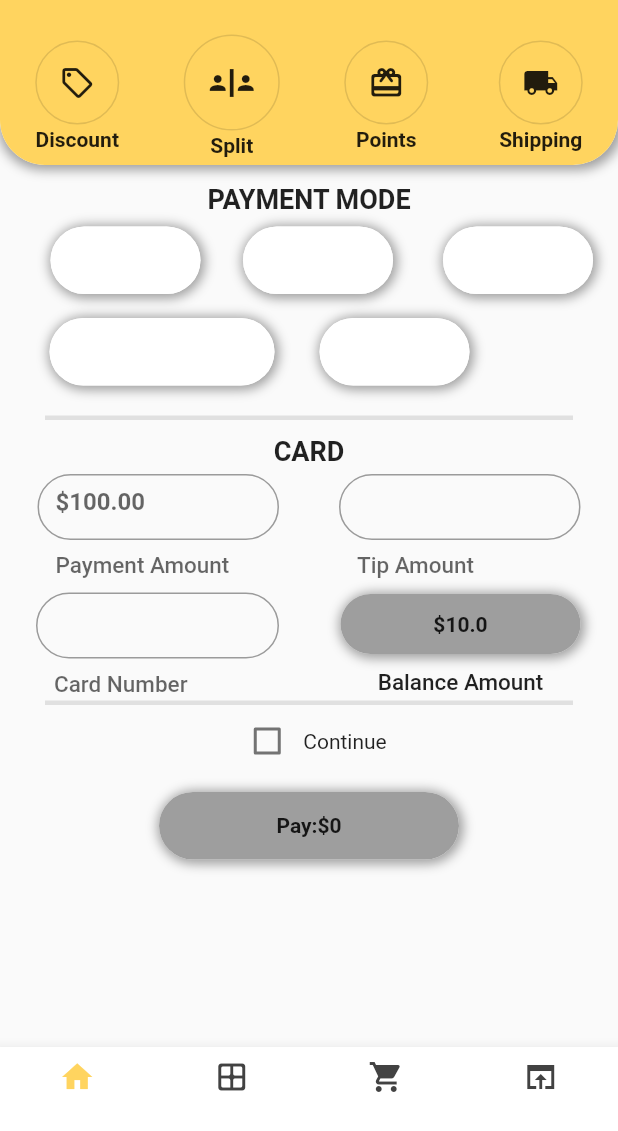
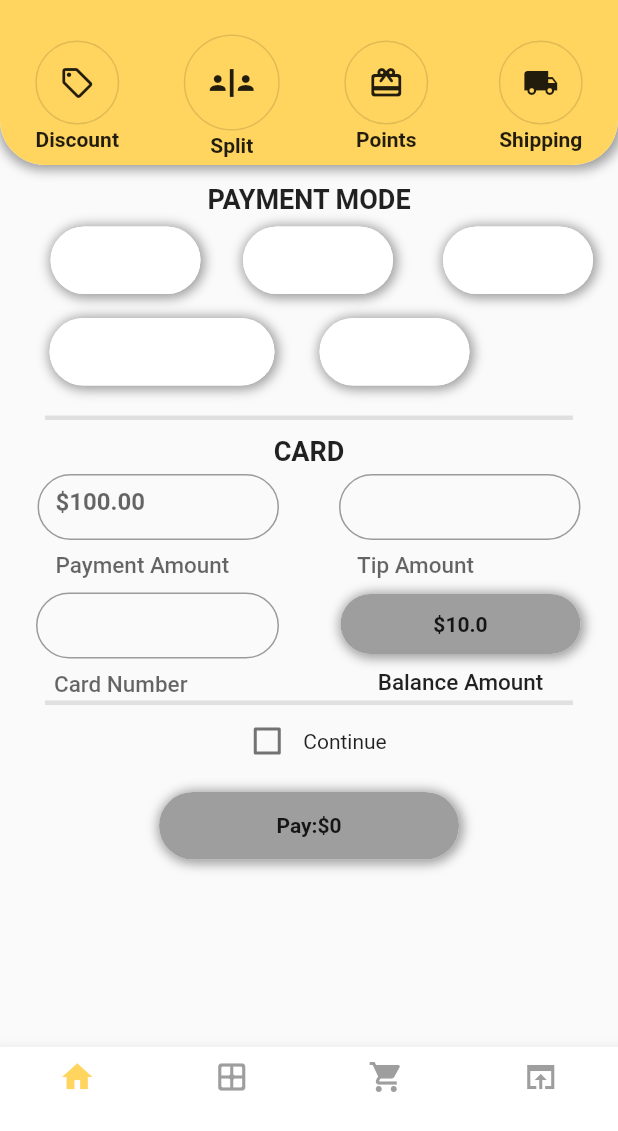
Before and after one commit to up4154/paymentscreen, a Flutter app: the screen it shows after launch, after a tap on "PAY", on a phone screen of 412 x 824 dp, the part 105-1236 px from its top. Run offline on Flutter 3.47's test engine with Material 2 defaults, Android fonts, the phone set to English and light mode, and no system bars; network calls fail.

Commit message:
new features added

```diff
--- a/lib/screens/payment_screen.dart
+++ b/lib/screens/payment_screen.dart
@@ -75,7 +75,7 @@ class _PaymentScreenState extends State<PaymentScreen> {
         type: BottomNavigationBarType.fixed,
         backgroundColor: Colors.white,
         selectedItemColor: const Color(0xFFFFD45F),
-        unselectedItemColor: Colors.grey[800],
+        unselectedItemColor: Colors.grey,
         currentIndex: _currentIndex,
         onTap: (value) {
           setState(() => _currentIndex = value);
```
